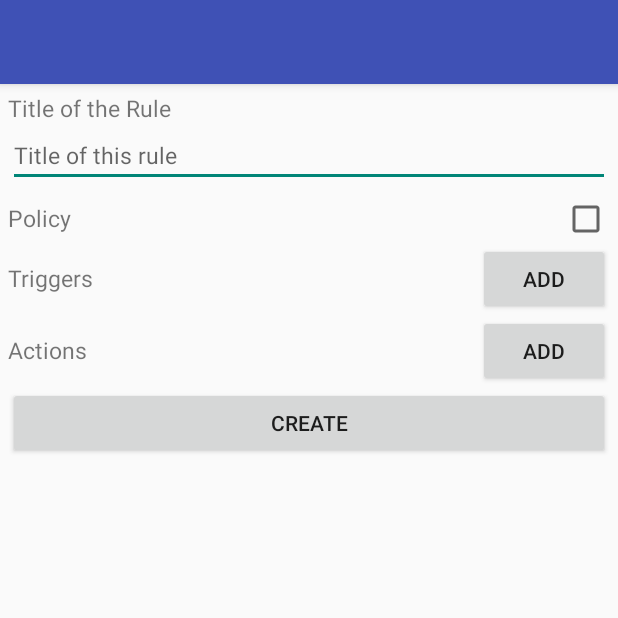
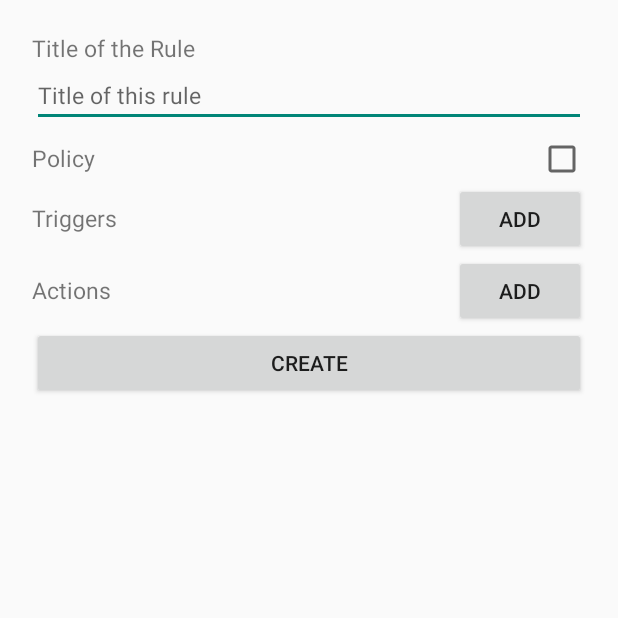
Before and after one commit to gautierenaud/SmartHouse, an Android app: the CreateRule screen opened directly, with no data from a screen before it, on a phone screen of 412 x 824 dp, the top half of it. Run offline under Robolectric (Android 15) with nearby library versions, the phone set to English and light mode, and no system bars.

Commit message:
updaating layout ids

```diff
--- a/SmartControl/app/src/main/res/layout/activity_create_rule.xml
+++ b/SmartControl/app/src/main/res/layout/activity_create_rule.xml
@@ -1,152 +1,13 @@
 <?xml version="1.0" encoding="utf-8"?>
-<LinearLayout xmlns:android="http://schemas.android.com/apk/res/android"
-              android:layout_width="match_parent"
-              android:layout_height="wrap_content"
-              xmlns:app="http://schemas.android.com/apk/res-auto"
-              android:orientation="vertical" android:scrollIndicators="right">
+<android.support.design.widget.CoordinatorLayout
+	xmlns:android="http://schemas.android.com/apk/res/android"
+	xmlns:app="http://schemas.android.com/apk/res-auto"
+	xmlns:tools="http://schemas.android.com/tools"
+	android:layout_width="match_parent"
+	android:layout_height="match_parent"
+	android:fitsSystemWindows="true"
+	tools:context="toulouse.insa.smartcontrol.createRule.CreateRule">
 
-    <android.support.design.widget.AppBarLayout android:layout_width="match_parent"
-        android:layout_height="wrap_content" android:theme="@style/AppTheme.AppBarOverlay">
+	<include layout="@layout/content_create_rule"/>
 
-        <android.support.v7.widget.Toolbar android:id="@+id/my_toolbar"
-            android:layout_width="match_parent"
-            android:layout_height="?attr/actionBarSize"
-            android:background="?attr/colorPrimary"
-            app:popupTheme="@style/AppTheme.PopupOverlay"
-            android:theme="@style/AppTheme"/>
-
-    </android.support.design.widget.AppBarLayout>
-
-
-
-    <RelativeLayout
-        android:layout_width="match_parent"
-        android:layout_height="match_parent" android:padding="5dp">
-
-        <TextView
-            android:id="@+id/show_title"
-            android:layout_width="match_parent"
-            android:layout_height="wrap_content"
-            android:text="Title of the Rule"
-            android:textSize="15dp"/>
-
-        <EditText
-            android:id="@+id/edit_title"
-            android:layout_width="match_parent"
-            android:layout_height="wrap_content"
-            android:layout_below="@id/show_title"
-            android:hint="Title of this rule"
-            android:textSize="15dp"/>
-
-        <LinearLayout
-            android:layout_width="wrap_content"
-            android:layout_height="wrap_content"
-            android:layout_marginTop="5dp"
-            android:id="@+id/policy_container"
-            android:layout_below="@+id/edit_title">
-
-            <TextView
-                android:id="@+id/policy_title"
-                android:layout_width="wrap_content"
-                android:layout_height="wrap_content"
-                android:text="Policy"
-                android:textSize="15dp"/>
-
-            <View android:layout_width="0dp"
-                    android:layout_height="0dp"
-                    android:layout_weight="1"/>
-
-            <CheckBox
-                android:id="@+id/policy_check"
-                android:layout_width="wrap_content"
-                android:layout_height="wrap_content"
-                android:layout_below="@+id/edit_title"
-                android:layout_alignRight="@+id/policy_list"
-                android:layout_alignEnd="@+id/policy_list"
-                />
-
-        </LinearLayout>
-
-        <ExpandableListView
-            android:layout_width="wrap_content"
-            android:layout_height="wrap_content"
-            android:id="@+id/policy_list"
-            android:layout_below="@id/policy_container"
-            android:layout_centerHorizontal="true" android:visibility="gone"
-            android:choiceMode="singleChoice" android:drawSelectorOnTop="false"/>
-
-        <LinearLayout
-            android:layout_width="wrap_content"
-            android:layout_height="wrap_content"
-            android:orientation="horizontal"
-            android:layout_below="@+id/policy_list"
-            android:id="@+id/trigger_title_container">
-
-            <TextView
-                android:id="@+id/show_trigger"
-                android:layout_width="wrap_content"
-                android:layout_height="wrap_content"
-                android:text="Triggers"
-                android:textSize="15dp"/>
-
-            <View android:layout_width="0dp"
-                  android:layout_height="0dp"
-                  android:layout_weight="1"/>
-
-            <Button
-                android:layout_width="wrap_content"
-                android:layout_height="wrap_content"
-                android:id="@+id/btn_add_trigger"
-                android:text="add"
-                android:onClick="addTriggerSpinner"/>
-
-        </LinearLayout>
-
-        <android.support.v7.widget.RecyclerView
-            android:id="@+id/trigger_recycler_view"
-            android:layout_below="@+id/trigger_title_container"
-            android:layout_width="match_parent"
-            android:layout_height="wrap_content"
-            android:layout_centerInParent="true"></android.support.v7.widget.RecyclerView>
-
-        <LinearLayout
-            android:layout_width="wrap_content"
-            android:layout_height="wrap_content"
-            android:orientation="horizontal"
-            android:layout_below="@+id/trigger_recycler_view"
-            android:id="@+id/action_title_container">
-
-            <TextView
-                android:id="@+id/show_action"
-                android:layout_width="wrap_content"
-                android:layout_height="wrap_content"
-                android:text="Actions"
-                android:textSize="15dp"/>
-
-            <View android:layout_width="0dp"
-                  android:layout_height="0dp"
-                  android:layout_weight="1"/>
-
-            <Button android:layout_width="wrap_content"
-                    android:layout_height="wrap_content"
-                    android:text="add" android:onClick="addActionSpinner"/>
-
-        </LinearLayout>
-
-        <android.support.v7.widget.RecyclerView
-            android:id="@+id/action_recycler_view"
-            android:layout_below="@+id/action_title_container"
-            android:layout_width="match_parent"
-            android:layout_height="wrap_content"
-            android:layout_centerInParent="true"></android.support.v7.widget.RecyclerView>
-
-        <Button
-            android:id="@+id/create_rule"
-            android:layout_width="match_parent"
-            android:layout_height="wrap_content"
-            android:layout_below="@+id/action_recycler_view"
-            android:text="Create"
-            android:onClick="commitRule"/>
-
-    </RelativeLayout>
-</LinearLayout>
+</android.support.design.widget.CoordinatorLayout>
--- /dev/null
+++ b/SmartControl/app/src/main/res/layout/content_create_rule.xml
@@ -0,0 +1,150 @@
+<?xml version="1.0" encoding="utf-8"?>
+<RelativeLayout
+	xmlns:android="http://schemas.android.com/apk/res/android"
+	xmlns:app="http://schemas.android.com/apk/res-auto"
+	xmlns:tools="http://schemas.android.com/tools"
+	android:layout_width="match_parent"
+	android:layout_height="match_parent"
+	android:paddingBottom="@dimen/activity_vertical_margin"
+	android:paddingLeft="@dimen/activity_horizontal_margin"
+	android:paddingRight="@dimen/activity_horizontal_margin"
+	android:paddingTop="@dimen/activity_vertical_margin"
+	app:layout_behavior="@string/appbar_scrolling_view_behavior"
+	tools:context="toulouse.insa.smartcontrol.createRule.CreateRule"
+	tools:showIn="@layout/activity_create_rule">
+
+	<ScrollView
+		android:layout_width="match_parent"
+		android:layout_height="match_parent"
+		android:id="@+id/scrollView">
+
+		<RelativeLayout
+			android:layout_width="match_parent"
+			android:layout_height="match_parent" android:padding="5dp">
+
+			<TextView
+				android:id="@+id/show_title"
+				android:layout_width="match_parent"
+				android:layout_height="wrap_content"
+				android:text="Title of the Rule"
+				android:textSize="15dp"/>
+
+			<EditText
+				android:id="@+id/edit_title"
+				android:layout_width="match_parent"
+				android:layout_height="wrap_content"
+				android:layout_below="@id/show_title"
+				android:hint="Title of this rule"
+				android:textSize="15dp"/>
+
+			<LinearLayout
+				android:layout_width="wrap_content"
+				android:layout_height="wrap_content"
+				android:layout_marginTop="5dp"
+				android:id="@+id/policy_container"
+				android:layout_below="@+id/edit_title">
+
+				<TextView
+					android:id="@+id/policy_title"
+					android:layout_width="wrap_content"
+					android:layout_height="wrap_content"
+					android:text="Policy"
+					android:textSize="15dp"/>
+
+				<View android:layout_width="0dp"
+				      android:layout_height="0dp"
+				      android:layout_weight="1"/>
+
+				<CheckBox
+					android:id="@+id/policy_check"
+					android:layout_width="wrap_content"
+					android:layout_height="wrap_content"
+				/>
+
+			</LinearLayout>
+
+			<ExpandableListView
+				android:layout_width="wrap_content"
+				android:layout_height="wrap_content"
+				android:id="@+id/policy_list"
+				android:layout_below="@id/policy_container"
+				android:layout_centerHorizontal="true" android:visibility="gone"
+				android:choiceMode="singleChoice" android:drawSelectorOnTop="false"/>
+
+			<LinearLayout
+				android:layout_width="wrap_content"
+				android:layout_height="wrap_content"
+				android:orientation="horizontal"
+				android:layout_below="@+id/policy_list"
+				android:id="@+id/trigger_title_container">
+
+				<TextView
+					android:id="@+id/show_trigger"
+					android:layout_width="wrap_content"
+					android:layout_height="wrap_content"
+					android:text="Triggers"
+					android:textSize="15dp"/>
+
+				<View android:layout_width="0dp"
+				      android:layout_height="0dp"
+				      android:layout_weight="1"/>
+
+				<Button
+					android:layout_width="wrap_content"
+					android:layout_height="wrap_content"
+					android:id="@+id/btn_add_trigger"
+					android:text="add"
+					android:onClick="addTriggerSpinner"/>
+
+			</LinearLayout>
+
+			<android.support.v7.widget.RecyclerView
+				android:id="@+id/trigger_recycler_view"
+				android:layout_below="@+id/trigger_title_container"
+				android:layout_width="match_parent"
+				android:layout_height="wrap_content"
+				android:layout_centerInParent="true"></android.support.v7.widget.RecyclerView>
+
+			<LinearLayout
+				android:layout_width="wrap_content"
+				android:layout_height="wrap_content"
+				android:orientation="horizontal"
+				android:layout_below="@+id/trigger_recycler_view"
+				android:id="@+id/action_title_container">
+
+				<TextView
+					android:id="@+id/show_action"
+					android:layout_width="wrap_content"
+					android:layout_height="wrap_content"
+					android:text="Actions"
+					android:textSize="15dp"/>
+
+				<View android:layout_width="0dp"
+				      android:layout_height="0dp"
+				      android:layout_weight="1"/>
+
+				<Button android:layout_width="wrap_content"
+				        android:layout_height="wrap_content"
+				        android:text="add" android:onClick="addActionSpinner"/>
+
+			</LinearLayout>
+
+			<android.support.v7.widget.RecyclerView
+				android:id="@+id/action_recycler_view"
+				android:layout_below="@+id/action_title_container"
+				android:layout_width="match_parent"
+				android:layout_height="wrap_content"
+				android:layout_centerInParent="true"></android.support.v7.widget.RecyclerView>
+
+			<Button
+				android:id="@+id/create_rule"
+				android:layout_width="match_parent"
+				android:layout_height="wrap_content"
+				android:layout_below="@+id/action_recycler_view"
+				android:text="Create"
+				android:onClick="commitRule"/>
+
+		</RelativeLayout>
+	</ScrollView>
+
+</RelativeLayout>
--- /dev/null
+++ b/SmartControl/app/src/main/res/layout/custom_spinner_item.xml
@@ -0,0 +1,9 @@
+<?xml version="1.0" encoding="utf-8"?>
+
+<TextView
+	xmlns:android="http://schemas.android.com/apk/res/android"
+	android:layout_width="match_parent"
+	android:layout_height="wrap_content"
+	android:textSize="15dp"
+	android:padding="5dp"
+/>
--- /dev/null
+++ b/SmartControl/app/src/main/res/layout/spinner_action_item.xml
@@ -0,0 +1,19 @@
+<?xml version="1.0" encoding="utf-8"?>
+<LinearLayout xmlns:android="http://schemas.android.com/apk/res/android"
+              android:orientation="horizontal"
+              android:layout_width="match_parent"
+              android:layout_height="wrap_content">
+
+	<Spinner
+		android:layout_width="0dp"
+        android:layout_height="wrap_content"
+        android:layout_weight="1"
+        android:id="@+id/action_spinner"
+	/>
+
+	<Button android:layout_width="50dp"
+	        android:text="Del"
+	        android:id="@+id/action_delete"
+	        android:layout_height="wrap_content"/>
+
+</LinearLayout>
--- /dev/null
+++ b/SmartControl/app/src/main/res/layout/spinner_trigger_item.xml
@@ -0,0 +1,19 @@
+<?xml version="1.0" encoding="utf-8"?>
+<LinearLayout xmlns:android="http://schemas.android.com/apk/res/android"
+              android:orientation="horizontal"
+              android:layout_width="match_parent"
+              android:layout_height="wrap_content">
+
+	<Spinner
+		android:layout_width="0dp"
+        android:layout_height="wrap_content"
+        android:layout_weight="1"
+        android:id="@+id/trigger_spinner"
+	/>
+
+	<Button android:layout_width="50dp"
+	        android:text="Del"
+	        android:id="@+id/trigger_delete"
+	        android:layout_height="wrap_content"/>
+
+</LinearLayout>
```
